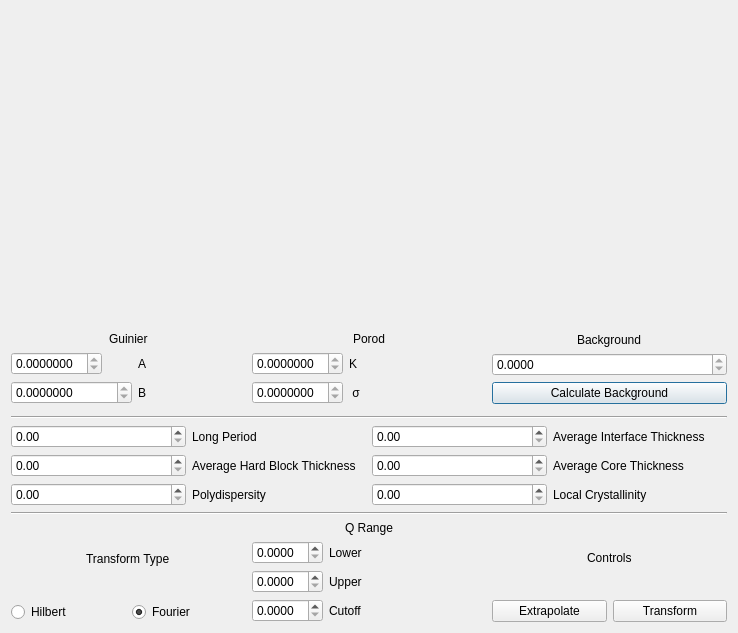
The window that src/sas/qtgui/Perspectives/Corfunc/UI/CorfuncPanel.ui (SasView/sasview) describes before a commit, drawn with Qt 5.
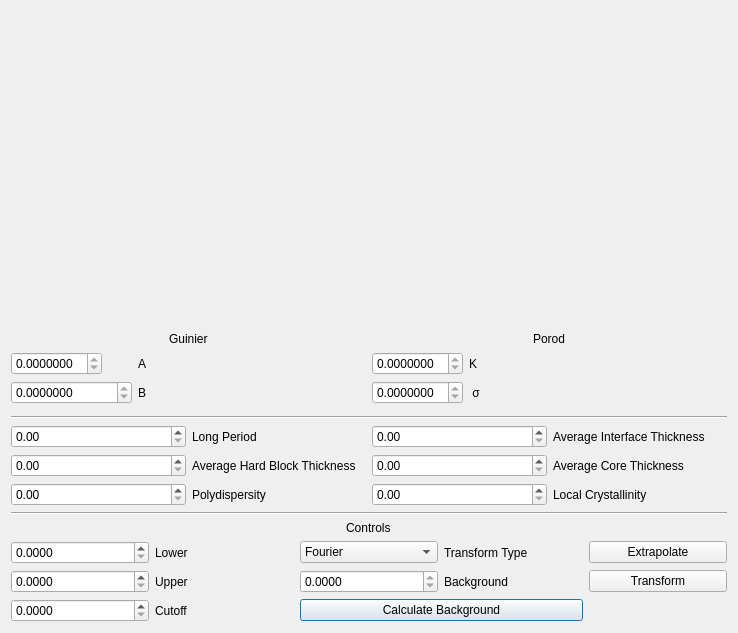
The same window after the commit.

Commit message: Move to combobox to pick transformation model

What changed in the file:
```diff
--- a/src/sas/qtgui/Perspectives/Corfunc/UI/CorfuncPanel.ui
+++ b/src/sas/qtgui/Perspectives/Corfunc/UI/CorfuncPanel.ui
@@ -135,34 +135,6 @@
          </item>
         </layout>
        </item>
-       <item>
-        <layout class="QVBoxLayout" name="verticalLayout_5">
-         <item alignment="Qt::AlignHCenter">
-          <widget class="QLabel" name="label_12">
-           <property name="text">
-            <string>Background</string>
-           </property>
-          </widget>
-         </item>
-         <item>
-          <widget class="QDoubleSpinBox" name="bg">
-           <property name="readOnly">
-            <bool>true</bool>
-           </property>
-           <property name="decimals">
-            <number>4</number>
-           </property>
-          </widget>
-         </item>
-         <item>
-          <widget class="QPushButton" name="calculateBgBtn">
-           <property name="text">
-            <string>Calculate Background</string>
-           </property>
-          </widget>
-         </item>
-        </layout>
-       </item>
       </layout>
      </item>
      <item>
@@ -258,55 +230,27 @@
      </item>
      <item>
       <layout class="QHBoxLayout" name="horizontalLayout_3">
-       <item>
-        <layout class="QVBoxLayout" name="verticalLayout_2" stretch="0,1">
-         <item alignment="Qt::AlignHCenter">
-          <widget class="QLabel" name="label_5">
-           <property name="text">
-            <string>Transform Type</string>
-           </property>
-          </widget>
-         </item>
-         <item>
-          <layout class="QHBoxLayout" name="horizontalLayout_4">
-           <item>
-            <widget class="QRadioButton" name="hilbertBtn">
-             <property name="text">
-              <string>Hilbert</string>
-             </property>
-            </widget>
-           </item>
-           <item>
-            <widget class="QRadioButton" name="fourierBtn">
-             <property name="text">
-              <string>Fourier</string>
-             </property>
-             <property name="checked">
-              <bool>true</bool>
-             </property>
-            </widget>
-           </item>
-          </layout>
-         </item>
-        </layout>
-       </item>
        <item>
         <layout class="QVBoxLayout" name="verticalLayout" stretch="0,1">
          <item alignment="Qt::AlignHCenter">
           <widget class="QLabel" name="label_3">
            <property name="text">
-            <string>Q Range</string>
+            <string>Controls</string>
            </property>
           </widget>
          </item>
          <item>
-          <layout class="QFormLayout" name="formLayout">
+          <layout class="QGridLayout" name="gridLayout_3">
            <property name="sizeConstraint">
             <enum>QLayout::SetMinimumSize</enum>
            </property>
-           <property name="fieldGrowthPolicy">
-            <enum>QFormLayout::FieldsStayAtSizeHint</enum>
-           </property>
+           <item row="1" column="3">
+            <widget class="QLabel" name="label_12">
+             <property name="text">
+              <string>Background</string>
+             </property>
+            </widget>
+           </item>
            <item row="0" column="0">
             <widget class="QDoubleSpinBox" name="qMin">
              <property name="toolTip">
@@ -347,16 +291,10 @@
              </property>
             </widget>
            </item>
-           <item row="2" column="0">
-            <widget class="QDoubleSpinBox" name="qMax2">
-             <property name="toolTip">
-              <string>Values with Uppder &lt; q &lt; Cutoff will be used for Porod forward extrapolation</string>
-             </property>
-             <property name="decimals">
-              <number>4</number>
-             </property>
-             <property name="singleStep">
-              <double>0.001000000000000</double>
+           <item row="0" column="3">
+            <widget class="QLabel" name="label_5">
+             <property name="text">
+              <string>Transform Type</string>
              </property>
             </widget>
            </item>
@@ -367,29 +305,53 @@
              </property>
             </widget>
            </item>
-          </layout>
-         </item>
-        </layout>
-       </item>
-       <item>
-        <layout class="QVBoxLayout" name="verticalLayout_6" stretch="0,1">
-         <item alignment="Qt::AlignHCenter">
-          <widget class="QLabel" name="label_13">
-           <property name="text">
-            <string>Controls</string>
-           </property>
-          </widget>
-         </item>
-         <item>
-          <layout class="QHBoxLayout" name="horizontalLayout" stretch="0,0">
-           <item>
+           <item row="0" column="2">
+            <widget class="QComboBox" name="transformCombo">
+             <item>
+              <property name="text">
+               <string>Fourier</string>
+              </property>
+             </item>
+            </widget>
+           </item>
+           <item row="1" column="2">
+            <widget class="QDoubleSpinBox" name="bg">
+             <property name="readOnly">
+              <bool>true</bool>
+             </property>
+             <property name="decimals">
+              <number>4</number>
+             </property>
+            </widget>
+           </item>
+           <item row="2" column="0">
+            <widget class="QDoubleSpinBox" name="qMax2">
+             <property name="toolTip">
+              <string>Values with Uppder &lt; q &lt; Cutoff will be used for Porod forward extrapolation</string>
+             </property>
+             <property name="decimals">
+              <number>4</number>
+             </property>
+             <property name="singleStep">
+              <double>0.001000000000000</double>
+             </property>
+            </widget>
+           </item>
+           <item row="2" column="2" colspan="2">
+            <widget class="QPushButton" name="calculateBgBtn">
+             <property name="text">
+              <string>Calculate Background</string>
+             </property>
+            </widget>
+           </item>
+           <item row="0" column="4">
             <widget class="QPushButton" name="extrapolateBtn">
              <property name="text">
               <string>Extrapolate</string>
              </property>
             </widget>
            </item>
-           <item>
+           <item row="1" column="4">
             <widget class="QPushButton" name="transformBtn">
              <property name="text">
               <string>Transform</string>
```
The commit also changes 1 other file.
